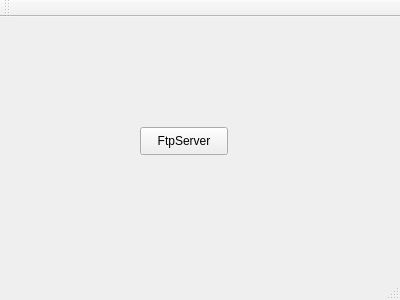
Old version of the form software/mainwindow.ui in the repository netpipe/php-ffmpeg-streamer.
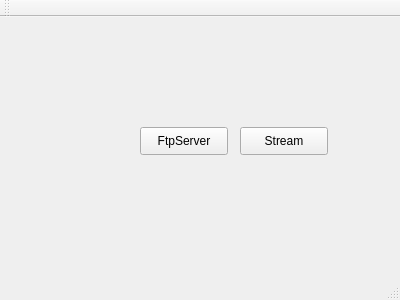
New version of the form.

```diff
--- a/software/mainwindow.ui
+++ b/software/mainwindow.ui
@@ -27,6 +27,19 @@
      <string>FtpServer</string>
     </property>
    </widget>
+   <widget class="QPushButton" name="ftpServerbtn_2">
+    <property name="geometry">
+     <rect>
+      <x>240</x>
+      <y>110</y>
+      <width>88</width>
+      <height>28</height>
+     </rect>
+    </property>
+    <property name="text">
+     <string>Stream</string>
+    </property>
+   </widget>
   </widget>
   <widget class="QMenuBar" name="menuBar">
    <property name="geometry">
```
